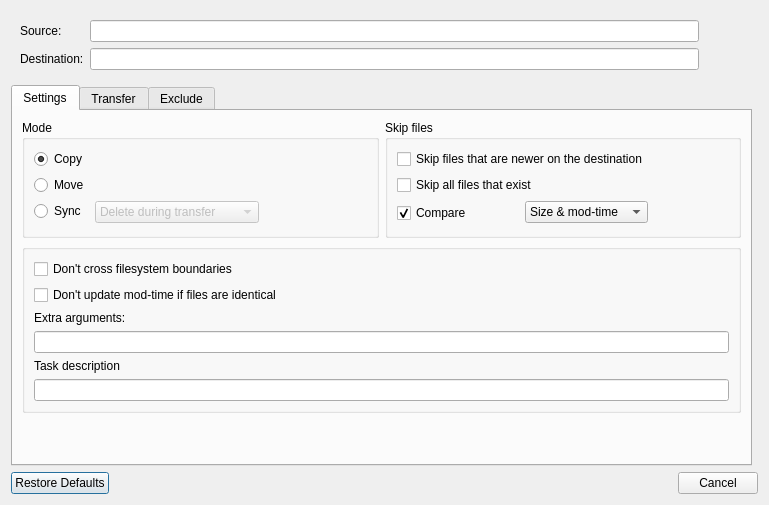
SysAdminDoc/RcloneBrowserNG, file src/transfer_dialog.ui: the form before one commit.
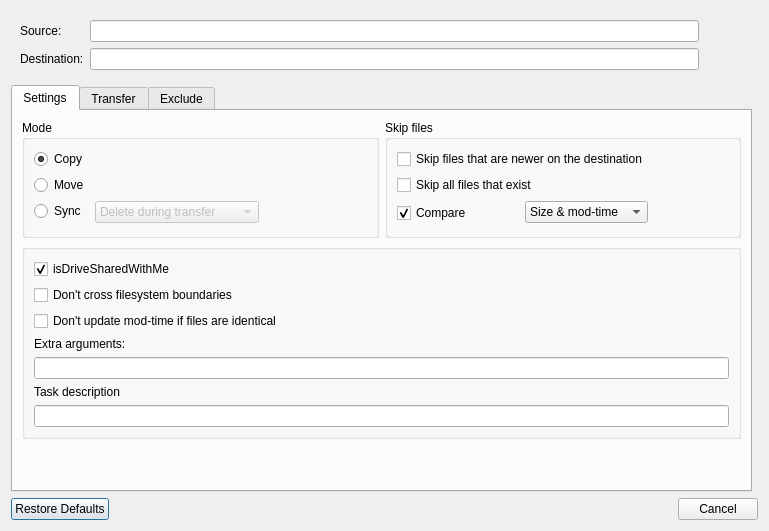
The form after the commit.

Diff of the .ui file:
```diff
--- a/src/transfer_dialog.ui
+++ b/src/transfer_dialog.ui
@@ -122,6 +122,16 @@
           <string/>
          </property>
          <layout class="QVBoxLayout" name="verticalLayout">
+          <item>
+           <widget class="QCheckBox" name="checkisDriveSharedWithMe">
+            <property name="text">
+             <string>isDriveSharedWithMe</string>
+            </property>
+            <property name="checked">
+             <bool>true</bool>
+            </property>
+           </widget>
+          </item>
           <item>
            <widget class="QCheckBox" name="checkSameFilesystem">
             <property name="text">
```
Left out of the diff: 1 changed line with no effect on the pictures.
